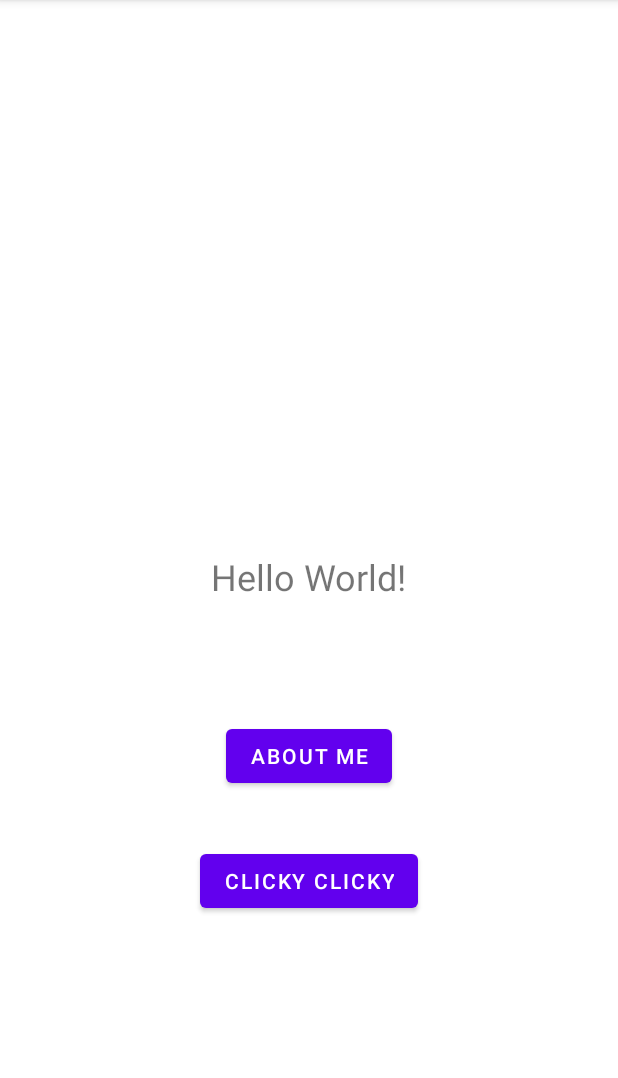
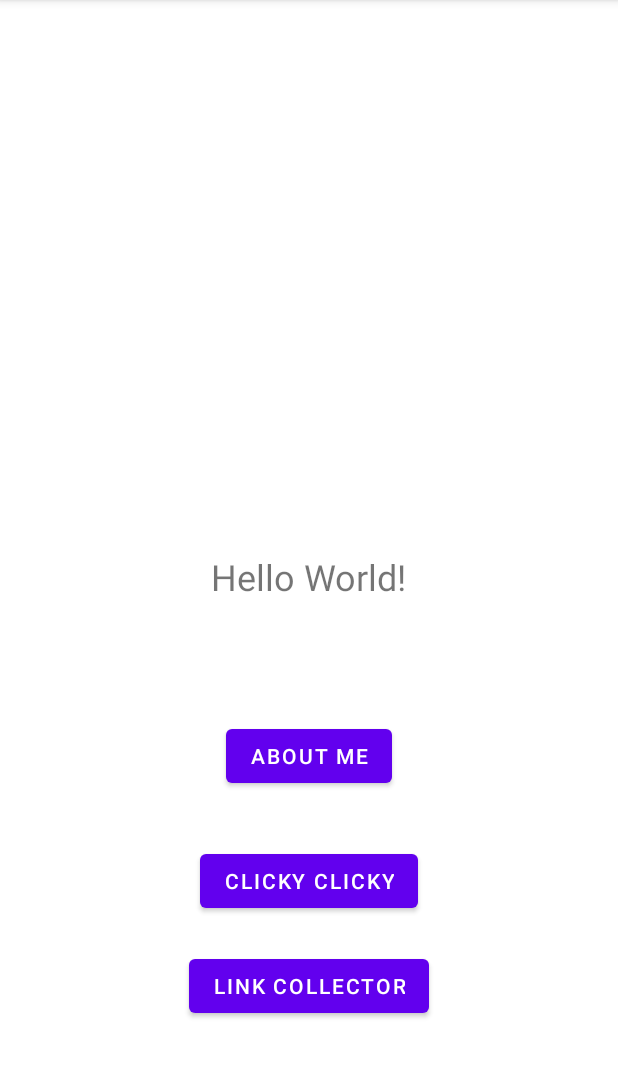
Before and after one commit to eshwaribhide/NUMAD22Sp_EshwariBhide, an Android app: the screen it shows after launch (MainActivity), on a phone screen of 412 x 824 dp, the part 84-1162 px from its top. Run offline under Robolectric (Android 15) with nearby library versions, the phone set to English and light mode, and no system bars.

Commit message:
Added LinkCollector button and onClick functionality to start new activity

```diff
--- a/app/src/main/res/layout/activity_main.xml
+++ b/app/src/main/res/layout/activity_main.xml
@@ -39,4 +39,15 @@
         app:layout_constraintStart_toStartOf="parent"
         app:layout_constraintTop_toBottomOf="@+id/button" />
 
+    <Button
+        android:id="@+id/button3"
+        android:layout_width="wrap_content"
+        android:layout_height="wrap_content"
+        android:layout_marginTop="22dp"
+        android:onClick="linkCollectorOnClick"
+        android:text="Link Collector"
+        app:layout_constraintEnd_toEndOf="parent"
+        app:layout_constraintStart_toStartOf="parent"
+        app:layout_constraintTop_toBottomOf="@+id/button2" />
+
 </androidx.constraintlayout.widget.ConstraintLayout>
```
Also changed, not shown: app/src/main/AndroidManifest.xml (+9 -1 lines), app/src/main/java/edu/neu/madcourse/numad22sp_eshwaribhide/LinkCollectorActivity.java (added, +14 -0 lines), app/src/main/java/edu/neu/madcourse/numad22sp_eshwaribhide/MainActivity.java (+8 -3 lines), app/src/main/res/layout/activity_link_collector.xml (added, +9 -0 lines).
